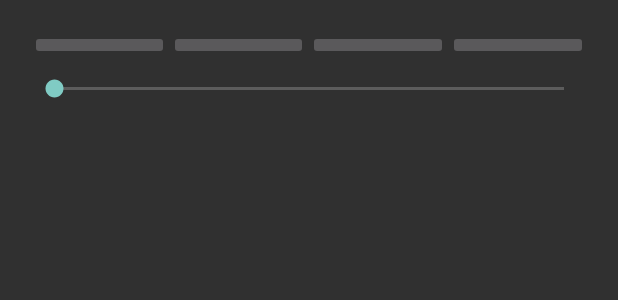
After one commit to hkgumbs/JustWrite, an Android app: the layout actionbar_main.xml on its own in the app's theme, with its tools: preview values and no code run, on a phone screen of 412 x 824 dp. The commit adds this screen. Shown: the top 300 px of the screen. Run offline under Robolectric (Android 15) with nearby library versions, the light colour scheme and no system bars.

Commit message:
using button to show and hide custom actiobar

```diff
--- /dev/null
+++ b/app/src/main/res/layout/actionbar_main.xml
@@ -0,0 +1,47 @@
+<?xml version="1.0" encoding="utf-8"?>
+<LinearLayout xmlns:android="http://schemas.android.com/apk/res/android"
+    android:layout_width="match_parent" android:layout_height="match_parent"
+    android:orientation="vertical"
+    android:layout_margin="20dp">
+
+    <LinearLayout
+        android:layout_width="match_parent"
+        android:layout_height="wrap_content"
+        android:orientation="horizontal">
+
+        <ImageButton
+            android:id="@+id/delete"
+            android:layout_weight="1"
+            android:layout_width="wrap_content"
+            android:layout_height="wrap_content" />
+
+        <ImageButton
+            android:id="@+id/add"
+            android:layout_weight="1"
+            android:layout_width="wrap_content"
+            android:layout_height="wrap_content" />
+
+        <ImageButton
+            android:id="@+id/theme"
+            android:layout_weight="1"
+            android:layout_width="wrap_content"
+            android:layout_height="wrap_content" />
+
+        <ImageButton
+            android:id="@+id/capture"
+            android:layout_weight="1"
+            android:layout_width="wrap_content"
+            android:layout_height="wrap_content" />
+
+        </LinearLayout>
+
+    <View
+        android:layout_width="match_parent"
+        android:layout_height="10dp"/>
+
+    <SeekBar
+        android:id="@+id/font"
+        android:layout_width="match_parent"
+        android:layout_height="wrap_content" />
+
+</LinearLayout>
--- a/app/src/main/res/values/styles.xml
+++ b/app/src/main/res/values/styles.xml
@@ -1,12 +1,8 @@
 <?xml version="1.0" encoding="utf-8"?>
 <resources>
 
-    <style name="AppTheme" parent="Theme.AppCompat.Light.DarkActionBar">
-    </style>
-
-    <style name="menu_labels_style">
-        <item name="android:background">@drawable/fab_label_background</item>
-        <item name="android:textColor">@android:color/white</item>
+    <style name="AppTheme" parent="Theme.AppCompat">
+        <item name="windowActionBarOverlay">true</item>
     </style>
 
 </resources>
```
Also changed, not shown: app/src/main/java/me/hkgumbs/just_write/MainActivity.java (+40 -11 lines), app/src/main/java/me/hkgumbs/just_write/MyFloatingActionsMenu.java (deleted, +0 -89 lines), app/src/main/res/drawable/fab_label_background.xml (deleted, +0 -10 lines), app/src/main/res/layout/activity_home.xml (+3 -25 lines).
